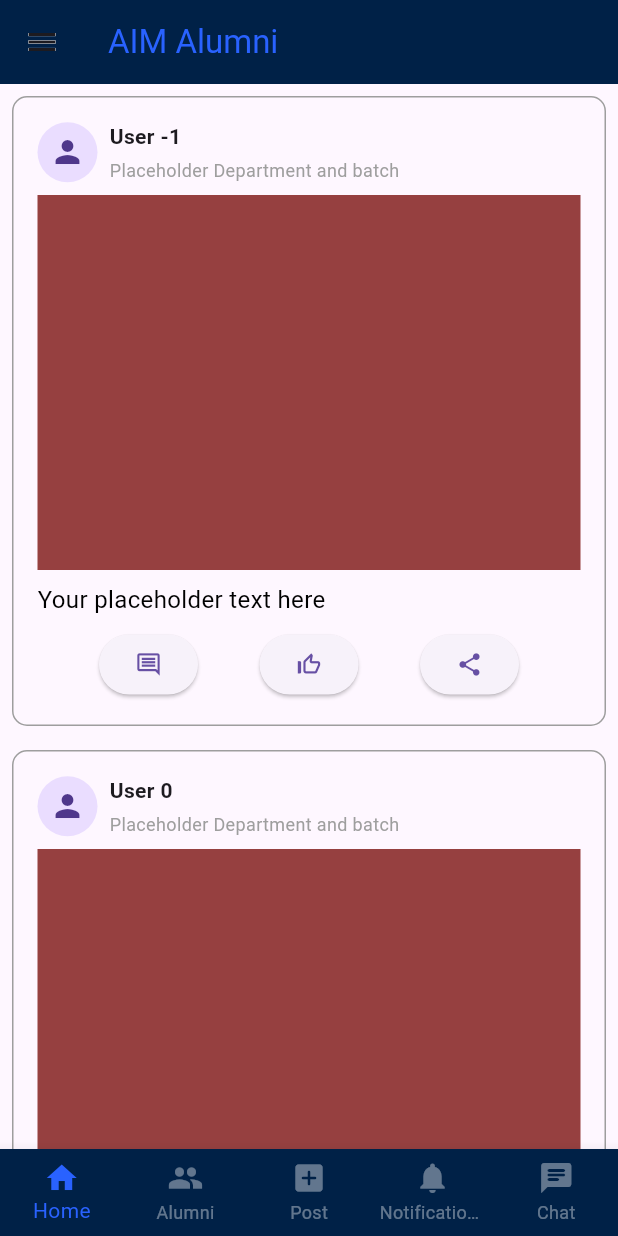
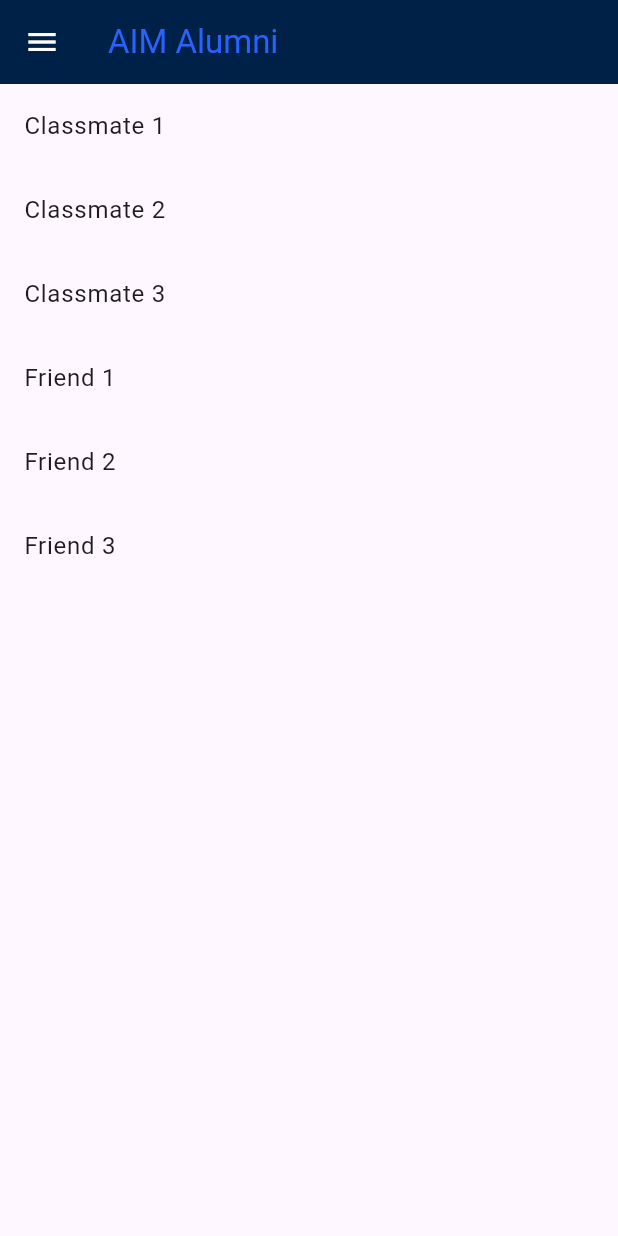
Before and after one commit to Retr0-boi/AIM, a Flutter app: the Alumni screen opened directly, after a tap on the "menu" icon, after a tap on "Connection", on a phone screen of 412 x 824 dp. Run offline on Flutter 3.47's test engine with Material 3 defaults, Android fonts, the phone set to English and light mode, and no system bars; our stand-ins replace dio, image_picker, permission_handler, sqflite; accounts and stored records are empty; network calls fail.

Commit message:
connections.dart

```diff
--- a/lib/bottom_navigation_bar.dart
+++ b/lib/bottom_navigation_bar.dart
@@ -1,7 +1,7 @@
 import 'package:flutter/material.dart';
 import 'ui/alumni_page.dart';
 import 'ui/home_page.dart';
-import 'ui/post_page.dart';
+import 'ui/post_pages/post_page.dart';
 import 'ui/notifications_page.dart';
 import 'ui/chat_page.dart';
 
--- a/lib/drawer.dart
+++ b/lib/drawer.dart
@@ -1,11 +1,12 @@
 import 'package:flutter/material.dart';
 import 'package:provider/provider.dart';
-import 'theme_provider.dart';
-import 'ui/settings/settings_page.dart';
-import 'backend/auth_service.dart';
-import 'ui/registration_page.dart';
+import 'package:AIM/theme_provider.dart';
+import 'package:AIM/ui/settings/settings_page.dart';
+import 'package:AIM/backend/auth_service.dart';
+import 'package:AIM/ui/registration_page.dart';
 import 'package:AIM/backend/db_helper.dart';
 import 'package:AIM/ui/drawer/profile_page.dart';
+import 'package:AIM/ui/drawer/connections_page.dart';
 
 class MyDrawer extends StatelessWidget implements PreferredSizeWidget {
   const MyDrawer({Key? key}) : super(key: key);
@@ -105,7 +106,12 @@ class MyDrawer extends StatelessWidget implements PreferredSizeWidget {
                         title: const Text('Connection'),
                         onTap: () {
                           // Handle placeholder button tap
-                          Navigator.pop(context);
+                          Navigator.push(
+                            context,
+                            MaterialPageRoute(
+                                builder: (context) => ConnectionsPage()
+                                ),
+                          );
                           // Add your navigation logic or any actions you want to perform
                         },
                       ),
--- /dev/null
+++ b/lib/ui/drawer/connections_page.dart
@@ -0,0 +1,48 @@
+import 'package:flutter/material.dart';
+import 'package:AIM/app_bar.dart';
+import 'package:AIM/drawer.dart';
+
+class ConnectionsPage extends StatelessWidget implements PreferredSizeWidget {
+  const ConnectionsPage({Key? key}) : super(key: key);
+
+  @override
+  Widget build(BuildContext context) {
+    return Scaffold(
+      appBar: const MyAppBar(),
+      drawer: const MyDrawer(),
+      body: CustomScrollView(
+        slivers: [
+          _buildSection("Classmates", _classmatesList()),
+          _buildSection("Friends", _friendsList()),
+        ],
+      ),
+    );
+  }
+
+  SliverList _buildSection(String title, List<String> userList) {
+    return SliverList(
+      delegate: SliverChildBuilderDelegate(
+        (BuildContext context, int index) {
+          return ListTile(
+            title: Text(userList[index]),
+            // Add more ListTile customization or onTap logic as needed
+          );
+        },
+        childCount: userList.length,
+      ),
+    );
+  }
+
+  List<String> _classmatesList() {
+    // Replace with logic to fetch and return a list of classmates
+    return ['Classmate 1', 'Classmate 2', 'Classmate 3'];
+  }
+
+  List<String> _friendsList() {
+    // Replace with logic to fetch and return a list of friends
+    return ['Friend 1', 'Friend 2', 'Friend 3'];
+  }
+
+  @override
+  Size get preferredSize => const Size.fromHeight(kToolbarHeight);
+}
```
Also changed, not shown: lib/ui/post_pages/post_page.dart (renamed from lib/ui/post_page.dart).
